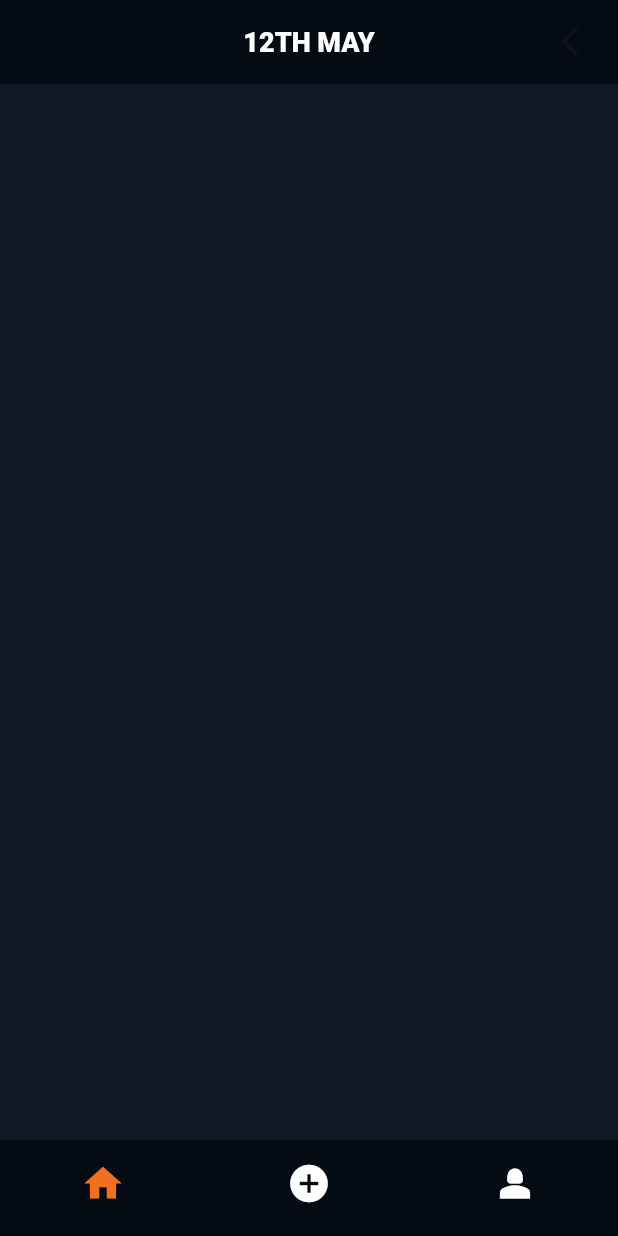
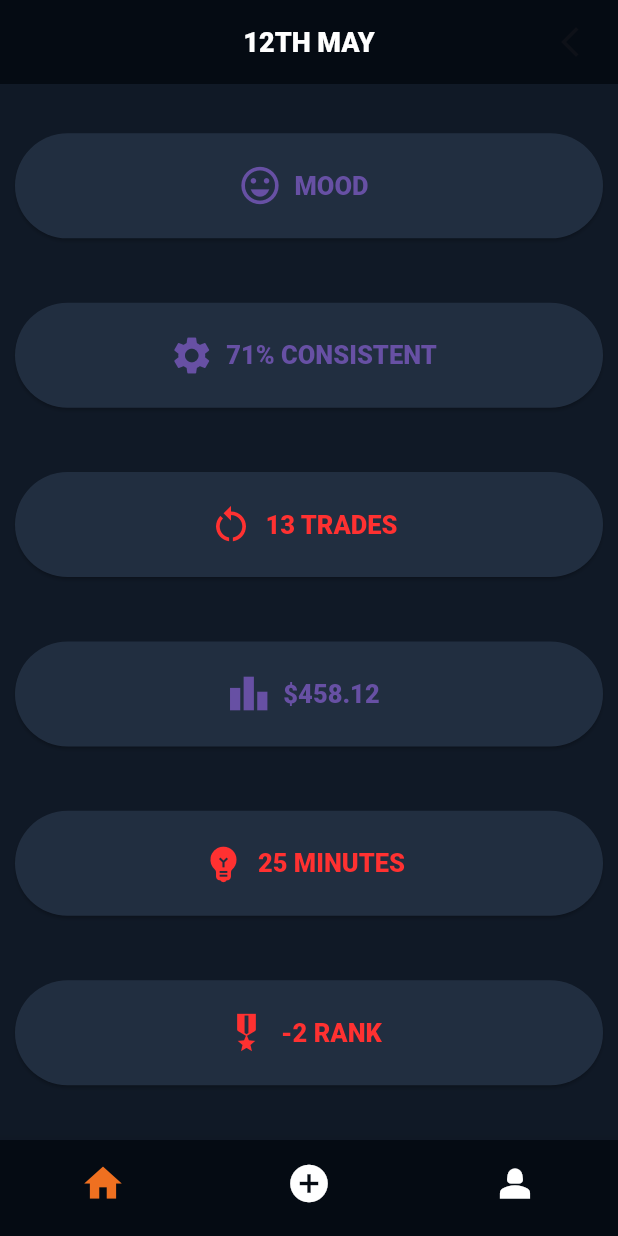
Before and after one commit to MohamedAsmi/trading, a Flutter app: the screen it shows after launch, on a phone screen of 412 x 824 dp. Run offline on Flutter 3.47's test engine with Material 3 defaults, Android fonts, the phone set to English and light mode, and no system bars.

Commit message:
afthal's changes

```diff
--- a/lib/presentation/screens/home_screen.dart
+++ b/lib/presentation/screens/home_screen.dart
@@ -1,4 +1,8 @@
+// ignore_for_file: public_member_api_docs, sort_constructors_first
 import 'package:flutter/material.dart';
+
+import '../../util/size_utils.dart';
+import '../../presentation/widgets/base widgets/button_widget.dart';
 import '../../presentation/widgets/base widgets/appbar_widget.dart';
 
 class HomeScreen extends StatefulWidget {
@@ -11,10 +15,57 @@ class HomeScreen extends StatefulWidget {
 class _HomeScreenState extends State<HomeScreen> {
   @override
   Widget build(BuildContext context) {
-    return const Scaffold(
-      appBar: BaseAppBar(title: "12TH MAY"),
-      body: SingleChildScrollView(
-        child: Column(children: []),
+    return Scaffold(
+      appBar: const BaseAppBar(title: "12TH MAY"),
+      body: bodyWidget(context),
+    );
+  }
+
+  Widget bodyWidget(BuildContext context) {
+    return SingleChildScrollView(
+      child: Center(
+        child: SizedBox(
+          height: SizesUtils.screenHeight(context, 0.85),
+          child: Column(
+            mainAxisSize: MainAxisSize.max,
+            mainAxisAlignment: MainAxisAlignment.spaceEvenly,
+            children: [
+              BaseButton(
+                label: "MOOD",
+                icon: Icons.emoji_emotions_outlined,
+                onpressed: () {},
+              ),
+              BaseButton(
+                label: "71% CONSISTENT",
+                icon: Icons.settings,
+                onpressed: () {},
+              ),
+              BaseButton(
+                isRed: true,
+                label: "13 TRADES",
+                icon: Icons.restart_alt_sharp,
+                onpressed: () {},
+              ),
+              BaseButton(
+                label: "\$458.12",
+                icon: Icons.leaderboard,
+                onpressed: () {},
+              ),
+              BaseButton(
+                isRed: true,
+                label: "25 MINUTES",
+                icon: Icons.emoji_objects,
+                onpressed: () {},
+              ),
+              BaseButton(
+                isRed: true,
+                label: "-2 RANK",
+                icon: Icons.military_tech,
+                onpressed: () {},
+              ),
+            ],
+          ),
+        ),
       ),
     );
   }
--- a/lib/presentation/screens/main_screen.dart
+++ b/lib/presentation/screens/main_screen.dart
@@ -1,4 +1,5 @@
 import 'package:flutter/material.dart';
+import '../../presentation/screens/mood_screen.dart';
 import '../../presentation/screens/home_screen.dart';
 
 class MainScreen extends StatefulWidget {
@@ -12,10 +13,7 @@ class _MainScreenState extends State<MainScreen> {
   int _selectedIndex = 0;
   static const List<Widget> _pages = <Widget>[
     HomeScreen(),
-    Icon(
-      Icons.camera,
-      size: 150,
-    ),
+    MoodScreen(),
     Icon(
       Icons.chat,
       size: 150,
--- /dev/null
+++ b/lib/presentation/widgets/base widgets/button_widget.dart
@@ -0,0 +1,62 @@
+// ignore_for_file: public_member_api_docs, sort_constructors_first, must_be_immutable
+import 'package:flutter/material.dart';
+
+import '../../../util/constants.dart';
+
+class BaseButton extends StatelessWidget {
+  BaseButton({
+    super.key,
+    this.isRed,
+    this.icon,
+    required this.label,
+    required this.onpressed,
+  });
+
+  IconData? icon;
+  bool? isRed = false;
+  final String label;
+  final VoidCallback? onpressed;
+  @override
+  Widget build(BuildContext context) {
+    return icon == null ? normalButtonWidget() : iconButtonWidget();
+  }
+
+  Widget iconButtonWidget() {
+    return Center(
+      child: Container(
+        margin: const EdgeInsets.all(10),
+        child: ElevatedButton.icon(
+          icon: Icon(
+            icon,
+            size: 30.0,
+            color: isRed == true ? kRedText : null,
+          ),
+          label: Text(
+            label,
+            style: TextStyle(
+              color: isRed == true ? kRedText : null,
+            ),
+          ),
+          onPressed: onpressed,
+        ),
+      ),
+    );
+  }
+
+  Widget normalButtonWidget() {
+    return Center(
+      child: Container(
+        margin: const EdgeInsets.all(10),
+        child: ElevatedButton(
+          onPressed: onpressed,
+          child: Text(
+            label,
+            style: const TextStyle(
+              color: kWhiteText,
+            ),
+          ),
+        ),
+      ),
+    );
+  }
+}
--- a/lib/util/constants.dart
+++ b/lib/util/constants.dart
@@ -3,6 +3,7 @@ import 'package:flutter/material.dart';
 const Color kPrimaryOrange = Color.fromARGB(255, 239, 112, 32);
 const Color kPrimaryDark = Color(0xFF050b13);
 const Color kSecondaryDark = Color(0xFF101926);
+const Color kThirdDark = Color(0xff212E40);
 
 // Color palettes for icons
 const Color kIconOrange = Color(0xFFdf8539);
--- /dev/null
+++ b/lib/util/size_utils.dart
@@ -0,0 +1,41 @@
+import 'package:flutter/widgets.dart';
+
+class SizesUtils {
+  final BuildContext context;
+
+  SizesUtils(this.context);
+
+  static EdgeInsetsGeometry getDropDownHorizontalPadding(BuildContext context) {
+    final double paddingValue = MediaQuery.of(context).size.width * 0.02;
+    return EdgeInsets.symmetric(horizontal: paddingValue);
+  }
+
+  static EdgeInsetsGeometry getDropDownOnlyLeftPadding(BuildContext context) {
+    final double paddingValue = MediaQuery.of(context).size.width * 0.02;
+    return EdgeInsets.only(left: paddingValue);
+  }
+
+  static EdgeInsetsGeometry defualtPadding(BuildContext context) {
+    final double paddingValue = MediaQuery.of(context).size.width * 0.035;
+    return EdgeInsets.symmetric(horizontal: paddingValue, vertical: 5);
+  }
+
+  static EdgeInsetsGeometry getDropDownHorizontalMargin(BuildContext context) {
+    final double paddingValue = MediaQuery.of(context).size.width * 0.01;
+    return EdgeInsets.symmetric(horizontal: paddingValue);
+  }
+
+  static EdgeInsetsGeometry getDropDownHorizontalCustomMargin(
+      BuildContext context, num size) {
+    final double paddingValue = MediaQuery.of(context).size.width * size;
+    return EdgeInsets.symmetric(horizontal: paddingValue);
+  }
+
+  static double screenWidth(BuildContext context, double width) {
+    return MediaQuery.of(context).size.width * width;
+  }
+
+  static double screenHeight(BuildContext context, double height) {
+    return MediaQuery.of(context).size.height * height;
+  }
+}
--- a/lib/util/theme_utils.dart
+++ b/lib/util/theme_utils.dart
@@ -25,37 +25,26 @@ final ThemeData appTheme = ThemeData(
     ),
   ),
   textTheme: const TextTheme(
-    displayLarge: TextStyle(
-      color: Color(0x8a000000),
-      fontSize: null,
-      fontWeight: FontWeight.w400,
-      fontStyle: FontStyle.normal,
+    bodyLarge: TextStyle(
+      color: kBlueText,
+      fontWeight: FontWeight.w500,
+      fontSize: 24,
     ),
-    displayMedium: TextStyle(
-      color: Color(0x8a000000),
-      fontSize: null,
-      fontWeight: FontWeight.w400,
-      fontStyle: FontStyle.normal,
-    ),
-    displaySmall: TextStyle(
-      color: Color(0x8a000000),
-      fontSize: null,
-      fontWeight: FontWeight.w400,
-      fontStyle: FontStyle.normal,
-    ),
-    titleLarge: TextStyle(
-      color: Color(0xFF212427),
+    bodyMedium: TextStyle(
+      color: kBlueText,
+      fontWeight: FontWeight.w500,
       fontSize: 16,
     ),
-    titleMedium: TextStyle(
-      color: Color(0xdd000000),
-      fontSize: 12,
-    ),
-    titleSmall: TextStyle(
-      color: Colors.black45,
-      fontSize: 11,
-      fontWeight: FontWeight.w400,
-      fontStyle: FontStyle.normal,
+  ),
+  iconTheme: const IconThemeData(color: kBlueText),
+  elevatedButtonTheme: ElevatedButtonThemeData(
+    style: ElevatedButton.styleFrom(
+      minimumSize: const Size(double.infinity, 70),
+      backgroundColor: kThirdDark,
+      textStyle: const TextStyle(
+        fontWeight: FontWeight.w900,
+        fontSize: 17,
+      ),
     ),
   ),
 );
```
Also changed, not shown: lib/presentation/screens/mood_screen.dart (added, +70 -0 lines).
